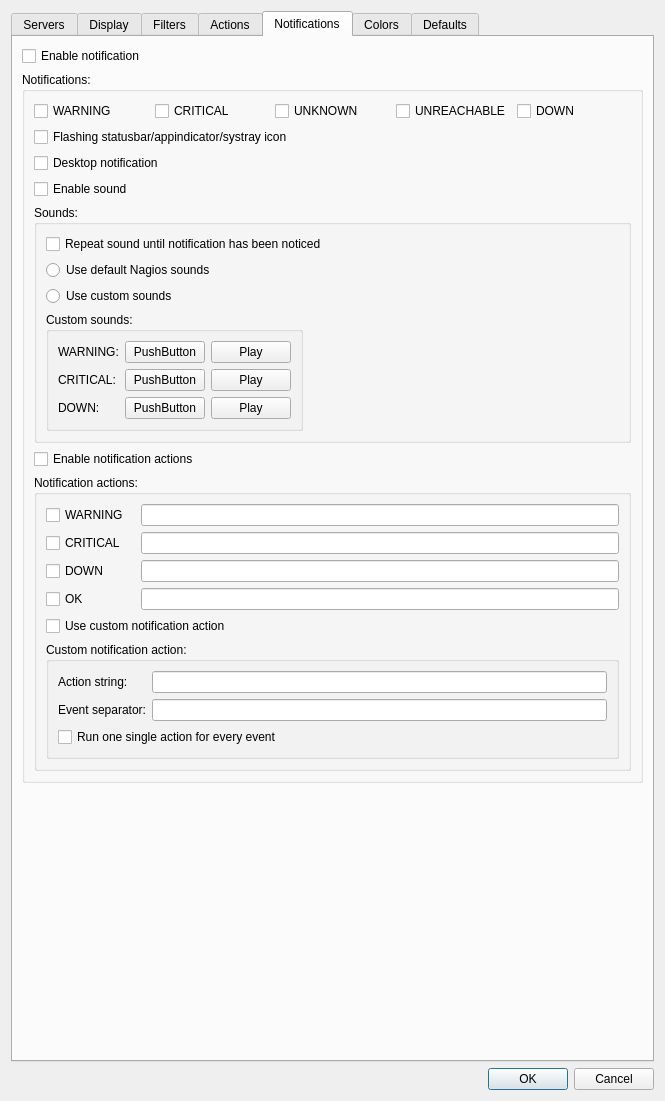
Above: Nagstamon/Nagstamon/QUI/settings_main.ui from HenriWahl/Nagstamon before the change. Below: the same form after it.
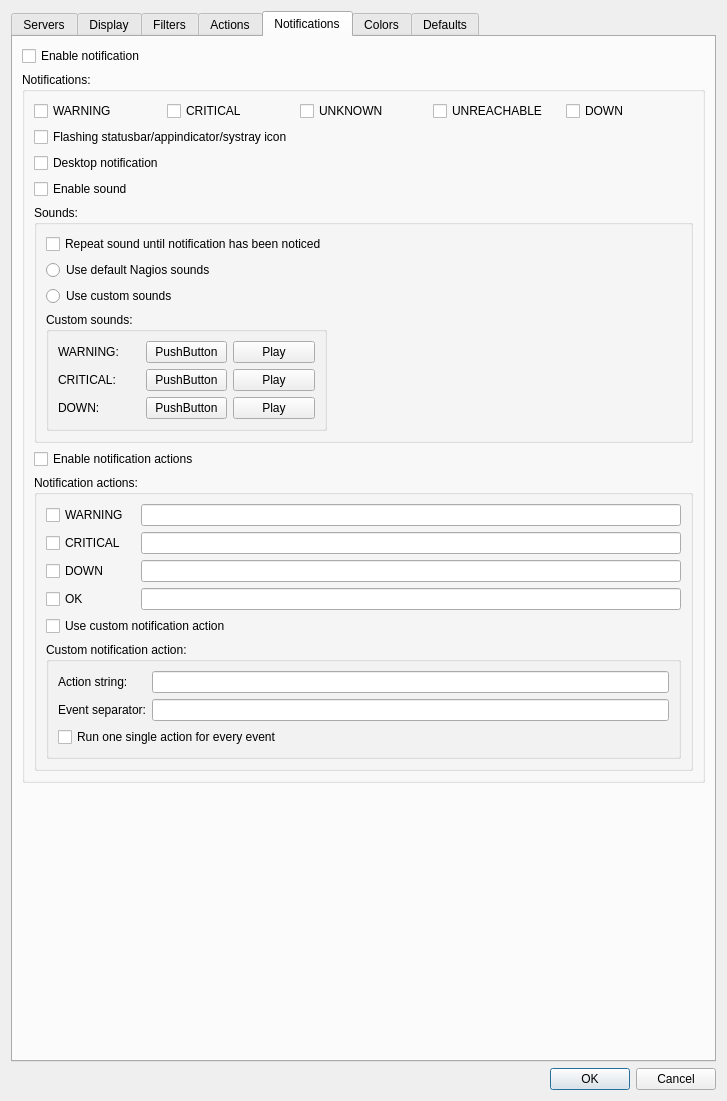
That is the form after the change.

```diff
--- a/Nagstamon/Nagstamon/QUI/settings_main.ui
+++ b/Nagstamon/Nagstamon/QUI/settings_main.ui
@@ -7,7 +7,7 @@
    <rect>
     <x>0</x>
     <y>0</y>
-    <width>665</width>
+    <width>727</width>
     <height>1101</height>
    </rect>
   </property>
@@ -862,13 +862,6 @@
              <string>Sounds:</string>
             </property>
             <layout class="QGridLayout" name="gridLayout_16">
-             <item row="0" column="0" colspan="3">
-              <widget class="QCheckBox" name="input_checkbox_notification_sound_repeat">
-               <property name="text">
-                <string>Repeat sound until notification has been noticed</string>
-               </property>
-              </widget>
-             </item>
              <item row="3" column="0" colspan="2">
               <widget class="QGroupBox" name="notification_custom_sounds_groupbox">
                <property name="title">
@@ -941,20 +934,6 @@
                </layout>
               </widget>
              </item>
-             <item row="2" column="0" colspan="3">
-              <widget class="QRadioButton" name="input_radiobutton_notification_custom_sound">
-               <property name="text">
-                <string>Use custom sounds</string>
-               </property>
-              </widget>
-             </item>
-             <item row="1" column="0" colspan="3">
-              <widget class="QRadioButton" name="input_radiobutton_notification_default_sound">
-               <property name="text">
-                <string>Use default Nagios sounds</string>
-               </property>
-              </widget>
-             </item>
              <item row="3" column="2">
               <spacer name="horizontalSpacer_5">
                <property name="orientation">
@@ -968,6 +947,27 @@
                </property>
               </spacer>
              </item>
+             <item row="0" column="0" colspan="2">
+              <widget class="QCheckBox" name="input_checkbox_notification_sound_repeat">
+               <property name="text">
+                <string>Repeat sound until notification has been noticed</string>
+               </property>
+              </widget>
+             </item>
+             <item row="1" column="0" colspan="2">
+              <widget class="QRadioButton" name="input_radiobutton_notification_default_sound">
+               <property name="text">
+                <string>Use default Nagios sounds</string>
+               </property>
+              </widget>
+             </item>
+             <item row="2" column="0" colspan="2">
+              <widget class="QRadioButton" name="input_radiobutton_notification_custom_sound">
+               <property name="text">
+                <string>Use custom sounds</string>
+               </property>
+              </widget>
+             </item>
             </layout>
            </widget>
           </item>
```
Left out of the diff: 2 changed lines with no effect on the pictures.
